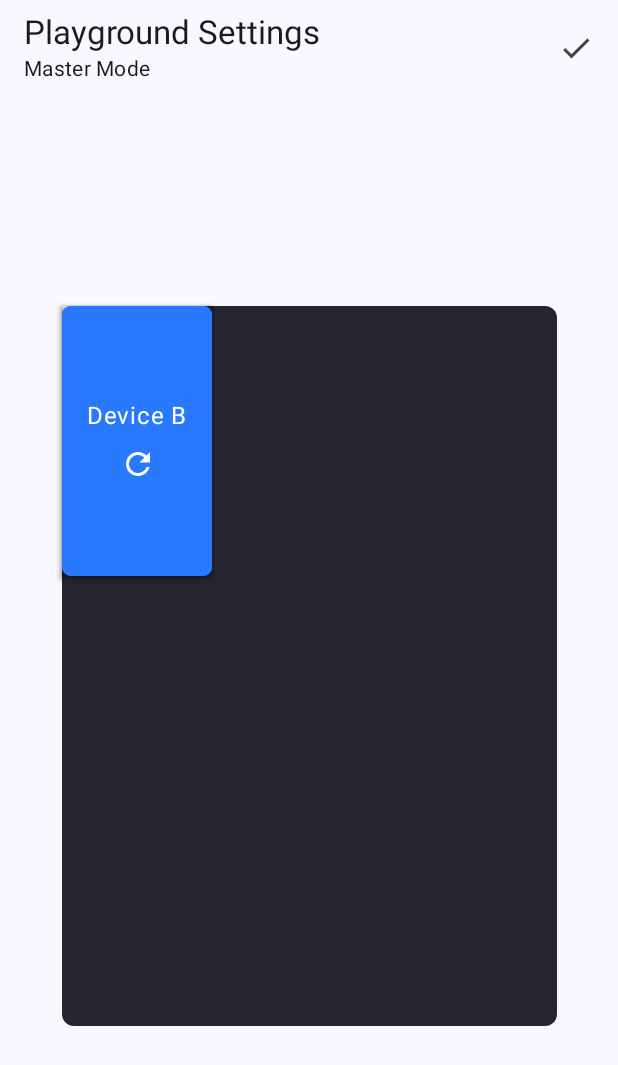
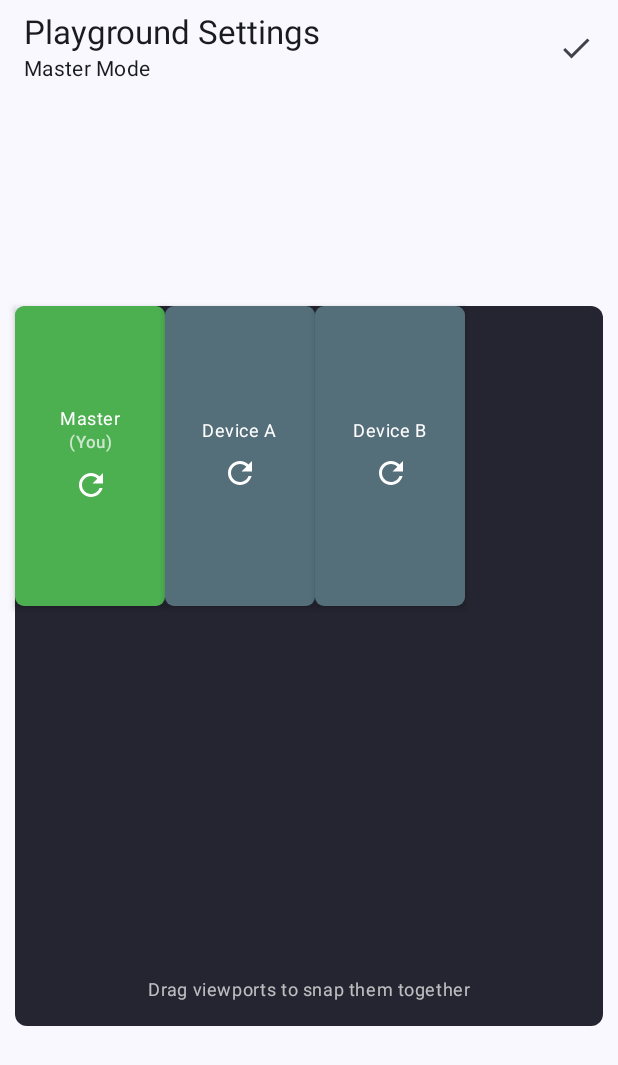
Before and after one commit to JumpingKeyCaps/BlueToothMultiScreenSync, an Android app built with Jetpack Compose: the screen it shows after launch (MainActivity), on a phone screen of 412 x 824 dp. Shown: the top 1065 px of the screen. Run offline under Robolectric (Android 15) with nearby library versions, the phone set to English and light mode, and no system bars; 1 statement that could not run was skipped.

Commit message:
feature(ui/screen): Rework the PlaygroundSettingsScreen with a better way to do the job (UI drag + init default place)

```diff
--- a/app/src/main/java/com/lebaillyapp/bluetoothmultiscreensync/ui/screen/PlaygroundSettingsScreen.kt
+++ b/app/src/main/java/com/lebaillyapp/bluetoothmultiscreensync/ui/screen/PlaygroundSettingsScreen.kt
@@ -43,6 +43,7 @@ import androidx.compose.runtime.remember
 import androidx.compose.runtime.setValue
 import androidx.compose.ui.Alignment
 import androidx.compose.ui.Modifier
+import androidx.compose.ui.geometry.Rect
 import androidx.compose.ui.graphics.Color
 import androidx.compose.ui.graphics.graphicsLayer
 import androidx.compose.ui.input.pointer.consumeAllChanges
@@ -51,8 +52,12 @@ import androidx.compose.ui.layout.onGloballyPositioned
 import androidx.compose.ui.platform.LocalDensity
 import androidx.compose.ui.unit.IntOffset
 import androidx.compose.ui.unit.dp
+import com.lebaillyapp.bluetoothmultiscreensync.domain.model.config.ViewportConfig
+import com.lebaillyapp.bluetoothmultiscreensync.domain.model.config.VirtualPlaneConfig
+import com.lebaillyapp.bluetoothmultiscreensync.domain.model.virtualPlane.VirtualOrientation
 import com.lebaillyapp.bluetoothmultiscreensync.viewmodel.PlaygroundSettingsViewModel
 import kotlin.collections.forEach
+import kotlin.math.abs
 import kotlin.math.max
 import kotlin.math.roundToInt
 
@@ -60,16 +65,23 @@ data class LocalViewport(
     val id: String,
     var offsetX: Float,
     var offsetY: Float,
-    var isPortrait: Boolean = true
-)
+    var isPortrait: Boolean = true,
+    var isDragging: Boolean = false,
+    val isCurrentDevice: Boolean = false
+) {
+    fun bounds(widthPx: Float, heightPx: Float): Rect {
+        return Rect(left = offsetX, top = offsetY, right = offsetX + widthPx, bottom = offsetY + heightPx)
+    }
+}
 
 @SuppressLint("UnusedBoxWithConstraintsScope")
 @OptIn(ExperimentalMaterial3Api::class)
 @Composable
 fun PlaygroundSettingsScreen(
-    viewModel: PlaygroundSettingsViewModel,
+    modifier: Modifier = Modifier,
     isMaster: Boolean = true,
-    onValidate: () -> Unit = {}
+    currentDeviceId: String = "Master",
+    onValidate: (VirtualPlaneConfig) -> Unit = {}
 ) {
     Scaffold(
         topBar = {
@@ -77,11 +89,17 @@ fun PlaygroundSettingsScreen(
                 title = {
                     Column {
                         Text("Playground Settings", style = MaterialTheme.typography.titleLarge)
-                        Text(if (isMaster) "Master Mode" else "Slave Mode", style = MaterialTheme.typography.bodyMedium)
+                        Text(
+                            if (isMaster) "Master Mode" else "Slave Mode",
+                            style = MaterialTheme.typography.bodyMedium
+                        )
                     }
                 },
                 actions = {
-                    IconButton(onClick = onValidate) {
+                    IconButton(onClick = {
+                        // val config = generateVirtualPlaneConfig(viewports)
+                        // onValidate(config)
+                    }) {
                         Icon(Icons.Default.Check, contentDescription = "Validate")
                     }
                 }
@@ -89,122 +107,108 @@ fun PlaygroundSettingsScreen(
         }
     ) { paddingValues ->
         Box(
-            modifier = Modifier
+            modifier = modifier
                 .fillMaxSize()
                 .padding(paddingValues),
             contentAlignment = Alignment.Center
         ) {
-            // fixed preview plane size in DP for simplicity (you can adapt to BoxWithConstraints later)
             val planeWidthDp = 330.dp
             val planeHeightDp = 480.dp
+            val density = LocalDensity.current
 
-            // fakelist of viewports
+            // Liste des viewports
             val viewports = remember {
                 mutableStateListOf(
-                    LocalViewport("Master", 0f, 0f),
-                    LocalViewport("Device A", 140f, 0f),
-                    LocalViewport("Device B", 340f, 0f)
+                    LocalViewport("Master", 0f, 0f, isCurrentDevice = currentDeviceId == "Master"),
+                    LocalViewport("Device A", 100f, 0f, isCurrentDevice = currentDeviceId == "Device A"),
+                    LocalViewport("Device B", 200f, 0f, isCurrentDevice = currentDeviceId == "Device B")
                 )
             }
 
-            val density = LocalDensity.current
-
-            // measure plane pixels
             var planeWidthPx by remember { mutableStateOf(0f) }
             var planeHeightPx by remember { mutableStateOf(0f) }
 
             Box(
                 modifier = Modifier
-                    .size(planeWidthDp, planeHeightDp)
+                    .fillMaxWidth()
+                    .padding(10.dp)
+                    .height(planeHeightDp)
                     .onGloballyPositioned { coords ->
                         planeWidthPx = coords.size.width.toFloat()
                         planeHeightPx = coords.size.height.toFloat()
                     }
                     .background(Color(0xFF252531), shape = RoundedCornerShape(8.dp))
             ) {
-                // For each viewport create an independent composable with its local states
                 viewports.forEach { vp ->
-                    // local mutable states per viewport (stable across recompositions)
-                    var offsetX by remember(vp.id) { mutableStateOf(vp.offsetX) }
-                    var offsetY by remember(vp.id) { mutableStateOf(vp.offsetY) }
+                    val offsetX = remember(vp.id) { mutableStateOf(vp.offsetX) }
+                    val offsetY = remember(vp.id) { mutableStateOf(vp.offsetY) }
                     var isPortrait by remember(vp.id) { mutableStateOf(vp.isPortrait) }
                     var isDragging by remember(vp.id) { mutableStateOf(false) }
 
-                    // choose sizes in dp (visual)
-                    val widthDp = if (isPortrait) 100.dp else 180.dp
-                    val heightDp = if (isPortrait) 180.dp else 100.dp
+                    val widthDp = if (isPortrait) 100.dp else 200.dp
+                    val heightDp = if (isPortrait) 200.dp else 100.dp
 
-                    // convert to px for clamp
                     val viewportWidthPx = with(density) { widthDp.toPx() }
                     val viewportHeightPx = with(density) { heightDp.toPx() }
 
-                    // ensure max values non-negative to avoid coerceIn empty range
                     val maxX = max(0f, planeWidthPx - viewportWidthPx)
                     val maxY = max(0f, planeHeightPx - viewportHeightPx)
 
-                    // keep offsets clamped after rotations / plane resize
-                    LaunchedEffect(isPortrait, planeWidthPx, planeHeightPx) {
-                        offsetX = offsetX.coerceIn(0f, maxX)
-                        offsetY = offsetY.coerceIn(0f, maxY)
-                        vp.offsetX = offsetX
-                        vp.offsetY = offsetY
-                    }
+                    val clampedXPx = with(density) { offsetX.value.dp.toPx() }.coerceIn(0f, maxX)
+                    val clampedYPx = with(density) { offsetY.value.dp.toPx() }.coerceIn(0f, maxY)
 
                     val scale by animateFloatAsState(if (isDragging) 1.0f else 1f)
                     val elevation by animateFloatAsState(if (isDragging) 12f else 4f)
 
+                    val backgroundColor = when {
+                        vp.isCurrentDevice -> Color(0xFF4CAF50)
+                        isDragging -> Color(0xFF2979FF)
+                        else -> Color(0xFF546E7A)
+                    }
 
                     Box(
                         modifier = Modifier
-                            .offset { IntOffset(offsetX.roundToInt(), offsetY.roundToInt()) }
+                            .offset { IntOffset(clampedXPx.roundToInt(), clampedYPx.roundToInt()) }
                             .size(widthDp, heightDp)
-                            .graphicsLayer {
-                                scaleX = scale
-                                scaleY = scale
-                                shadowElevation = elevation
-
-                            }
+                            .graphicsLayer { scaleX = scale; scaleY = scale; shadowElevation = elevation }
                             .pointerInput(vp.id, planeWidthPx, planeHeightPx, isPortrait) {
                                 detectDragGestures(
-                                    onDragStart = { isDragging = true },
+                                    onDragStart = {
+                                        isDragging = true
+                                        vp.isDragging = true
+                                    },
                                     onDragEnd = {
                                         isDragging = false
-                                        // persist final pos
-                                        vp.offsetX = offsetX
-                                        vp.offsetY = offsetY
-                                    },
-                                    onDragCancel = {
-                                        isDragging = false
+                                        vp.isDragging = false
+                                        vp.offsetX = offsetX.value
+                                        vp.offsetY = offsetY.value
                                     }
                                 ) { change, dragAmount ->
-                                    change.consumeAllChanges()
-                                    // if plane not measured yet skip
+                                    change.consume()
                                     if (planeWidthPx <= 0f || planeHeightPx <= 0f) return@detectDragGestures
 
-                                    // compute new offsets in px and clamp using maxX/maxY above
-                                    val newX = (offsetX + dragAmount.x).coerceIn(0f, maxX)
-                                    val newY = (offsetY + dragAmount.y).coerceIn(0f, maxY)
+                                    val newX = (offsetX.value + dragAmount.x).coerceIn(0f, maxX)
+                                    val newY = (offsetY.value + dragAmount.y).coerceIn(0f, maxY)
 
-                                    offsetX = newX
-                                    offsetY = newY
-
-                                    // immediate update to the backing model list
-                                    vp.offsetX = offsetX
-                                    vp.offsetY = offsetY
+                                    offsetX.value = newX
+                                    offsetY.value = newY
+                                    vp.offsetX = newX
+                                    vp.offsetY = newY
                                 }
                             }
-                            .background(Color(0xFF2979FF), shape = RoundedCornerShape(6.dp)),
+                            .background(backgroundColor, shape = RoundedCornerShape(6.dp)),
                         contentAlignment = Alignment.Center
                     ) {
                         Column(horizontalAlignment = Alignment.CenterHorizontally) {
-                            Text(vp.id, color = Color.White)
+                            Text(vp.id, color = Color.White, style = MaterialTheme.typography.bodySmall)
+                            if (vp.isCurrentDevice) {
+                                Text("(You)", color = Color.White.copy(alpha = 0.7f), style = MaterialTheme.typography.labelSmall)
+                            }
                             Spacer(modifier = Modifier.height(6.dp))
                             IconButton(
                                 onClick = {
-                                    // flip orientation and clamp to new sizes
                                     isPortrait = !isPortrait
                                     vp.isPortrait = isPortrait
-                                    // clamp done by LaunchedEffect
                                 },
                                 modifier = Modifier.size(28.dp)
                             ) {
@@ -213,7 +217,45 @@ fun PlaygroundSettingsScreen(
                         }
                     }
                 }
+
+                Text(
+                    "Drag viewports to snap them together",
+                    color = Color.White.copy(alpha = 0.7f),
+                    style = MaterialTheme.typography.bodySmall,
+                    modifier = Modifier
+                        .align(Alignment.BottomCenter)
+                        .padding(16.dp)
+                )
             }
         }
     }
 }
+
+// Génération config finale
+private fun generateVirtualPlaneConfig(viewports: List<LocalViewport>): VirtualPlaneConfig {
+    if (viewports.isEmpty()) return VirtualPlaneConfig(planeWidth = 0f, planeHeight = 0f)
+
+    val viewportConfigs = viewports.map { vp ->
+        ViewportConfig(
+            deviceId = vp.id,
+            offsetX = vp.offsetX,
+            offsetY = vp.offsetY,
+            width = if (vp.isPortrait) 100f else 180f,
+            height = if (vp.isPortrait) 180f else 100f,
+            screenWidthPx = 1080,
+            screenHeightPx = 2400,
+            orientation = VirtualOrientation.NORMAL
+        )
+    }
+
+    val minX = viewportConfigs.minOf { it.offsetX }
+    val minY = viewportConfigs.minOf { it.offsetY }
+    val maxX = viewportConfigs.maxOf { it.offsetX + it.width }
+    val maxY = viewportConfigs.maxOf { it.offsetY + it.height }
+
+    return VirtualPlaneConfig(
+        planeWidth = maxX - minX,
+        planeHeight = maxY - minY,
+        viewports = viewportConfigs
+    )
+}
```
